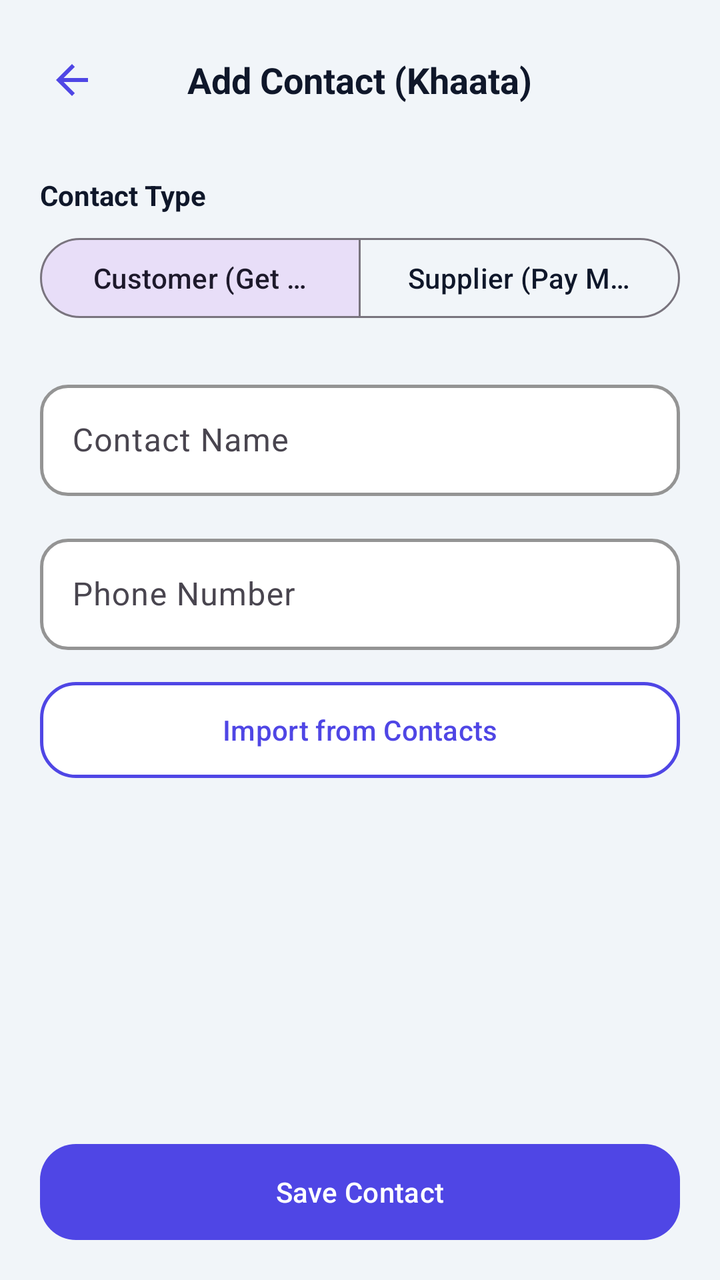
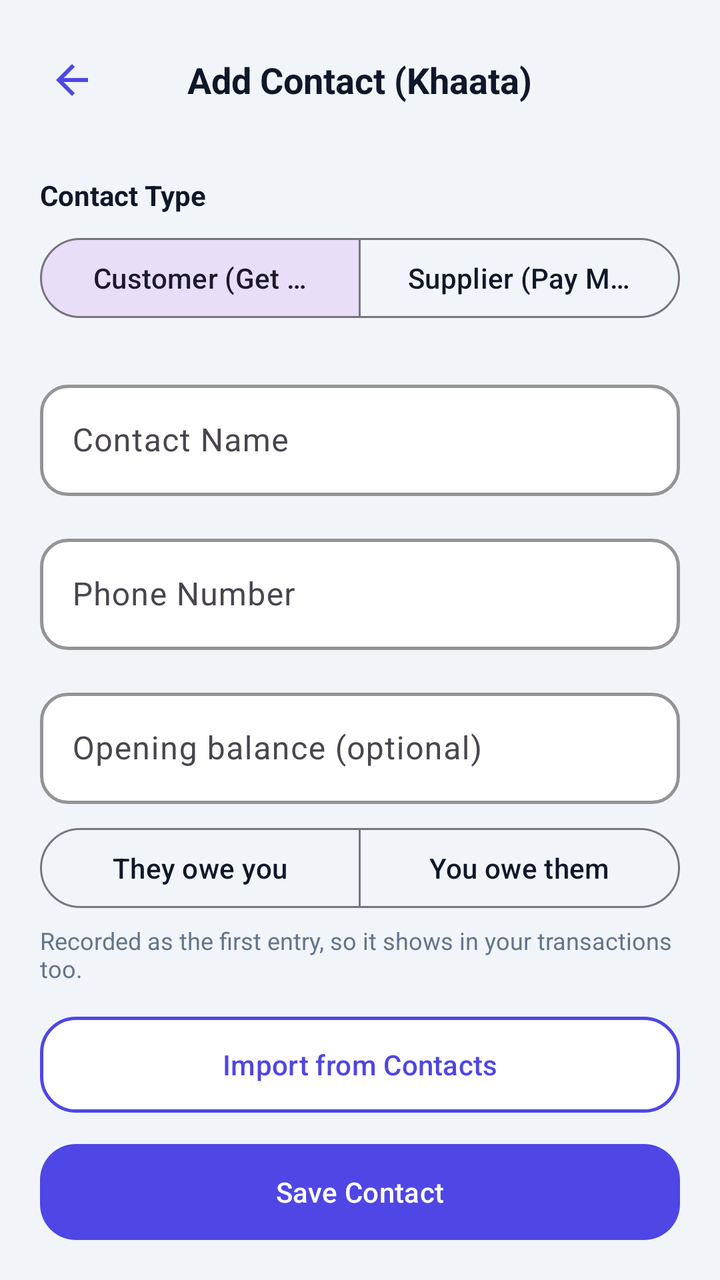

Before-and-after screenshots of an Android layout around one commit, followed by the original layout XML and the change that was made.
<!-- AndroidManifest.xml: application theme Theme.BachatKhata -->
<!-- res/layout/activity_add_customer.xml -->
<?xml version="1.0" encoding="utf-8"?>
<androidx.constraintlayout.widget.ConstraintLayout xmlns:android="http://schemas.android.com/apk/res/android"
    xmlns:app="http://schemas.android.com/apk/res-auto"
    xmlns:tools="http://schemas.android.com/tools"
    android:layout_width="match_parent"
    android:layout_height="match_parent"
    android:background="@color/colorBackground">

    
    <RelativeLayout
        android:id="@+id/layoutAppBar"
        android:layout_width="match_parent"
        android:layout_height="56dp"
        android:layout_marginTop="12dp"
        android:paddingHorizontal="16dp"
        app:layout_constraintTop_toTopOf="parent">

        <ImageView
            android:id="@+id/btnBack"
            android:layout_width="40dp"
            android:layout_height="40dp"
            android:layout_centerVertical="true"
            android:padding="8dp"
            android:src="@drawable/ic_back"
            android:background="?attr/selectableItemBackgroundBorderless" />

        <TextView
            android:layout_width="wrap_content"
            android:layout_height="wrap_content"
            android:layout_centerInParent="true"
            android:text="Add Contact (Khaata)"
            android:textColor="@color/colorTextPrimary"
            android:textSize="18sp"
            android:textStyle="bold" />
    </RelativeLayout>

    <androidx.core.widget.NestedScrollView
        android:layout_width="match_parent"
        android:layout_height="0dp"
        android:fillViewport="true"
        app:layout_constraintBottom_toTopOf="@+id/btnSaveCustomer"
        app:layout_constraintTop_toBottomOf="@+id/layoutAppBar">

        <LinearLayout
            android:layout_width="match_parent"
            android:layout_height="wrap_content"
            android:orientation="vertical"
            android:padding="20dp">

            
            <TextView
                android:layout_width="wrap_content"
                android:layout_height="wrap_content"
                android:layout_marginBottom="8dp"
                android:text="Contact Type"
                android:textColor="@color/colorTextPrimary"
                android:textSize="14sp"
                android:textStyle="bold" />

            <com.google.android.material.button.MaterialButtonToggleGroup
                android:id="@+id/toggleCustomerType"
                android:layout_width="match_parent"
                android:layout_height="wrap_content"
                android:layout_marginBottom="24dp"
                app:checkedButton="@+id/btnTypeCustomer"
                app:singleSelection="true">

                <com.google.android.material.button.MaterialButton
                    android:id="@+id/btnTypeCustomer"
                    style="@style/Widget.Material3.Button.OutlinedButton"
                    android:layout_width="0dp"
                    android:layout_height="wrap_content"
                    android:layout_weight="1"
                    android:text="Customer (Get Money)"
                    app:cornerRadius="20dp" />

                <com.google.android.material.button.MaterialButton
                    android:id="@+id/btnTypeSupplier"
                    style="@style/Widget.Material3.Button.OutlinedButton"
                    android:layout_width="0dp"
                    android:layout_height="wrap_content"
                    android:layout_weight="1"
                    android:text="Supplier (Pay Money)"
                    app:cornerRadius="20dp" />
            </com.google.android.material.button.MaterialButtonToggleGroup>

            
            <com.google.android.material.textfield.TextInputLayout
                android:id="@+id/tilCustomerName"
                style="@style/ClayInput"
                android:layout_width="match_parent"
                android:layout_height="wrap_content"
                android:layout_marginBottom="16dp"
                android:hint="Contact Name">

                <com.google.android.material.textfield.TextInputEditText
                    android:id="@+id/etCustomerName"
                    android:layout_width="match_parent"
                    android:layout_height="wrap_content"
                    android:inputType="textPersonName|textCapWords"
                    android:textColor="@color/colorTextPrimary" />
            </com.google.android.material.textfield.TextInputLayout>

            
            <com.google.android.material.textfield.TextInputLayout
                android:id="@+id/tilCustomerPhone"
                style="@style/ClayInput"
                android:layout_width="match_parent"
                android:layout_height="wrap_content"
                android:layout_marginBottom="16dp"
                android:hint="Phone Number">

                <com.google.android.material.textfield.TextInputEditText
                    android:id="@+id/etCustomerPhone"
                    android:layout_width="match_parent"
                    android:layout_height="wrap_content"
                    android:inputType="phone"
                    android:textColor="@color/colorTextPrimary" />
            </com.google.android.material.textfield.TextInputLayout>

            
            <com.google.android.material.button.MaterialButton
                android:id="@+id/btnImportContact"
                style="@style/ClayButtonSecondary"
                android:layout_width="match_parent"
                android:layout_height="wrap_content"
                android:text="Import from Contacts"
                android:layout_marginBottom="24dp" />

        </LinearLayout>
    </androidx.core.widget.NestedScrollView>

    
    <com.google.android.material.button.MaterialButton
        android:id="@+id/btnSaveCustomer"
        style="@style/ClayButton"
        android:layout_width="match_parent"
        android:layout_height="wrap_content"
        android:layout_margin="20dp"
        android:text="Save Contact"
        app:layout_constraintBottom_toBottomOf="parent"
        app:layout_constraintEnd_toEndOf="parent"
        app:layout_constraintStart_toStartOf="parent" />

    
    <FrameLayout
        android:id="@+id/loaderOverlay"
        android:layout_width="match_parent"
        android:layout_height="match_parent"
        android:background="@color/colorScrim"
        android:visibility="gone"
        app:layout_constraintBottom_toBottomOf="parent"
        app:layout_constraintEnd_toEndOf="parent"
        app:layout_constraintStart_toStartOf="parent"
        app:layout_constraintTop_toTopOf="parent">

        <ProgressBar
            android:layout_width="wrap_content"
            android:layout_height="wrap_content"
            android:layout_gravity="center"
            android:indeterminateTint="@color/colorPrimary" />
    </FrameLayout>

</androidx.constraintlayout.widget.ConstraintLayout>
<!-- resources referenced by this layout -->
<resources>
  <color name="colorBackground">#F1F5F9</color>
  <color name="colorPrimary">#4F46E5</color>
  <color name="colorScrim">#99000000</color>
  <color name="colorTextPrimary">#0F172A</color>
  <!-- drawable ic_back (drawable) -->
  <vector xmlns:android="http://schemas.android.com/apk/res/android"
      android:width="24dp"
      android:height="24dp"
      android:viewportWidth="24"
      android:viewportHeight="24">
      <path
          android:fillColor="@color/colorPrimary"
          android:pathData="M20,11H7.83l5.59,-5.59L12,4l-8,8 8,8 1.41,-1.41L7.83,13H20v-2z"/>
  </vector>
  <style name="ClayButton" parent="Widget.Material3.Button">
          <item name="cornerRadius">@dimen/clay_button_radius</item>
          <item name="android:paddingVertical">14dp</item>
          <item name="backgroundTint">@color/colorPrimary</item>
          <item name="android:textColor">@color/colorOnPrimary</item>
          <item name="iconTint">@color/colorOnPrimary</item>
          <item name="android:elevation">6dp</item>
          <item name="android:outlineSpotShadowColor" tools:targetApi="p">@color/colorPrimaryShadow</item>
          <item name="android:insetTop">0dp</item>
          <item name="android:insetBottom">0dp</item>
      </style>
  <style name="ClayButtonSecondary" parent="Widget.Material3.Button.OutlinedButton">
          <item name="cornerRadius">@dimen/clay_button_radius</item>
          <item name="android:paddingVertical">14dp</item>
          <item name="backgroundTint">@color/colorSurface</item>
          <item name="android:textColor">@color/colorPrimary</item>
          <item name="strokeColor">@color/colorPrimary</item>
          <item name="strokeWidth">1.5dp</item>
          <item name="android:insetTop">0dp</item>
          <item name="android:insetBottom">0dp</item>
      </style>
  <style name="ClayInput" parent="Widget.Material3.TextInputLayout.OutlinedBox">
          <item name="boxCornerRadiusTopStart">@dimen/clay_input_radius</item>
          <item name="boxCornerRadiusTopEnd">@dimen/clay_input_radius</item>
          <item name="boxCornerRadiusBottomStart">@dimen/clay_input_radius</item>
          <item name="boxCornerRadiusBottomEnd">@dimen/clay_input_radius</item>
          <item name="boxStrokeColor">@color/colorCardBorder</item>
          <item name="boxStrokeWidth">1.5dp</item>
          <item name="boxStrokeWidthFocused">2.5dp</item>
          <item name="boxBackgroundColor">@color/colorSurface</item>
          <item name="hintTextColor">@color/colorPrimary</item>
      </style>
  <style name="Theme.BachatKhata" parent="Base.Theme.BachatKhata" />
  <dimen name="clay_button_radius">18dp</dimen>
  <color name="colorOnPrimary">#FFFFFF</color>
  <color name="colorPrimaryShadow">#3730A3</color>
  <color name="colorSurface">#FFFFFF</color>
  <dimen name="clay_input_radius">14dp</dimen>
  <color name="colorCardBorder">#E2E8F0</color>
  <color name="colorSecondary">#14B8A6</color>
  <color name="colorDanger">#DC2626</color>
  <!-- unchanged entries left out for length: 1 -->
</resources>

<!-- the commit's change to res/layout/activity_add_customer.xml (unified diff, before → after) -->
@@ -119,6 +119,57 @@
             </com.google.android.material.textfield.TextInputLayout>
 
             
+            <com.google.android.material.textfield.TextInputLayout
+                android:id="@+id/tilOpeningBalance"
+                style="@style/ClayInput"
+                android:layout_width="match_parent"
+                android:layout_height="wrap_content"
+                android:layout_marginBottom="8dp"
+                android:hint="@string/ledger_opening_balance">
+
+                <com.google.android.material.textfield.TextInputEditText
+                    android:id="@+id/etOpeningBalance"
+                    android:layout_width="match_parent"
+                    android:layout_height="wrap_content"
+                    android:inputType="numberDecimal"
+                    android:textColor="@color/colorTextPrimary" />
+            </com.google.android.material.textfield.TextInputLayout>
+
+            
+            <com.google.android.material.button.MaterialButtonToggleGroup
+                android:id="@+id/toggleOpeningDirection"
+                android:layout_width="match_parent"
+                android:layout_height="wrap_content"
+                android:layout_marginBottom="4dp"
+                app:selectionRequired="true"
+                app:singleSelection="true">
+
+                <com.google.android.material.button.MaterialButton
+                    android:id="@+id/btnOpeningTheyOwe"
+                    style="@style/Widget.Material3.Button.OutlinedButton"
+                    android:layout_width="0dp"
+                    android:layout_weight="1"
+                    android:layout_height="wrap_content"
+                    android:text="@string/ledger_they_owe_you" />
+
+                <com.google.android.material.button.MaterialButton
+                    android:id="@+id/btnOpeningYouOwe"
+                    style="@style/Widget.Material3.Button.OutlinedButton"
+                    android:layout_width="0dp"
+                    android:layout_weight="1"
+                    android:layout_height="wrap_content"
+                    android:text="@string/ledger_you_owe_them" />
+            </com.google.android.material.button.MaterialButtonToggleGroup>
+
+            <TextView
+                android:layout_width="match_parent"
+                android:layout_height="wrap_content"
+                android:layout_marginBottom="16dp"
+                android:text="@string/ledger_opening_balance_hint"
+                android:textColor="@color/colorTextSecondary"
+                android:textSize="12sp" />
+
+            
             <com.google.android.material.button.MaterialButton
                 android:id="@+id/btnImportContact"
                 style="@style/ClayButtonSecondary"
<!-- resource entries referenced after the edit -->
@@ -4,6 +4,7 @@
   <color name="colorPrimary">#4F46E5</color>
   <color name="colorScrim">#99000000</color>
   <color name="colorTextPrimary">#0F172A</color>
+  <color name="colorTextSecondary">#64748B</color>
   <!-- drawable ic_back (drawable) -->
   <vector xmlns:android="http://schemas.android.com/apk/res/android"
       android:width="24dp"
@@ -14,6 +15,10 @@
           android:fillColor="@color/colorPrimary"
           android:pathData="M20,11H7.83l5.59,-5.59L12,4l-8,8 8,8 1.41,-1.41L7.83,13H20v-2z"/>
   </vector>
+  <string name="ledger_opening_balance">Opening balance (optional)</string>
+  <string name="ledger_opening_balance_hint">Recorded as the first entry, so it shows in your transactions too.</string>
+  <string name="ledger_they_owe_you">They owe you</string>
+  <string name="ledger_you_owe_them">You owe them</string>
   <style name="ClayButton" parent="Widget.Material3.Button">
           <item name="cornerRadius">@dimen/clay_button_radius</item>
           <item name="android:paddingVertical">14dp</item>
